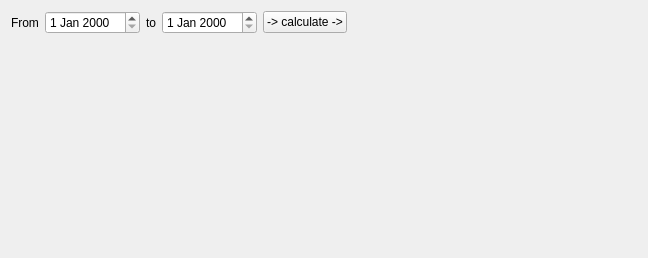
Qt form client/src/pages/reportpage.ui (KDAB/FatCRM) before a commit.
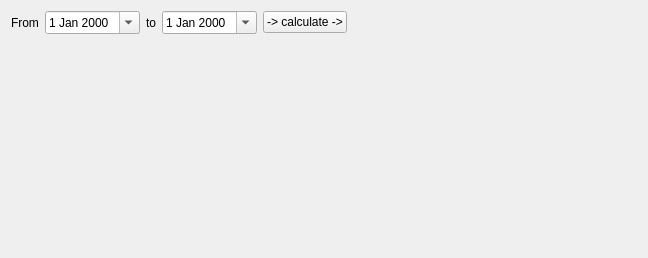
The same form after that commit.

Commit message: enable calendar popup

```diff
--- a/client/src/pages/reportpage.ui
+++ b/client/src/pages/reportpage.ui
@@ -24,7 +24,11 @@
       </widget>
      </item>
      <item>
-      <widget class="QDateEdit" name="from"/>
+      <widget class="QDateEdit" name="from">
+       <property name="calendarPopup">
+        <bool>true</bool>
+       </property>
+      </widget>
      </item>
      <item>
       <widget class="QLabel" name="label_2">
@@ -34,7 +38,11 @@
       </widget>
      </item>
      <item>
-      <widget class="QDateEdit" name="to"/>
+      <widget class="QDateEdit" name="to">
+       <property name="calendarPopup">
+        <bool>true</bool>
+       </property>
+      </widget>
      </item>
      <item>
       <widget class="QPushButton" name="calculateOppCount">
```
